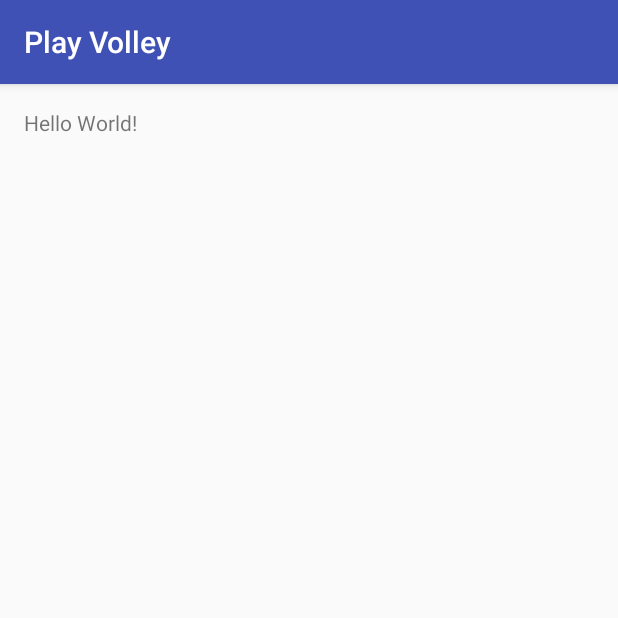
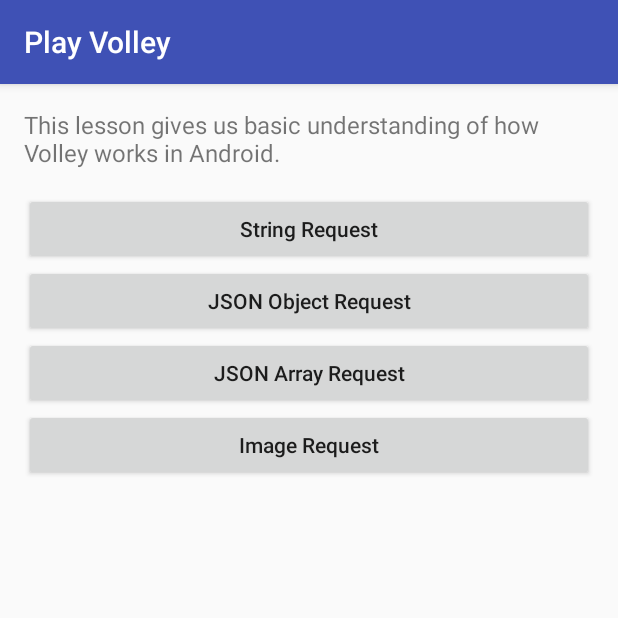
Before and after one commit to ahdzlee/PlayVolley, an Android app: the screen it shows after launch (MainActivity), on a phone screen of 412 x 824 dp, the top half of it. Run offline under Robolectric (Android 15) with nearby library versions, the phone set to English and light mode, and no system bars; our stand-ins replace Volley.

Commit message:
Setup the needed classes and utilities to start with.

```diff
--- a/app/build.gradle
+++ b/app/build.gradle
@@ -25,5 +25,6 @@ dependencies {
         exclude group: 'com.android.support', module: 'support-annotations'
     })
     compile 'com.android.support:appcompat-v7:25.3.1'
+    compile 'com.android.volley:volley:1.0.0'
     testCompile 'junit:junit:4.12'
 }
--- a/app/src/main/AndroidManifest.xml
+++ b/app/src/main/AndroidManifest.xml
@@ -2,7 +2,10 @@
 <manifest package="com.hyperdev.playvolley"
     xmlns:android="http://schemas.android.com/apk/res/android">
 
+    <uses-permission android:name="android.permission.INTERNET" />
+
     <application
+        android:name=".VolleyApp"
         android:allowBackup="true"
         android:icon="@mipmap/ic_launcher"
         android:label="@string/app_name"
--- a/app/src/main/java/com/hyperdev/playvolley/MainActivity.java
+++ b/app/src/main/java/com/hyperdev/playvolley/MainActivity.java
@@ -1,13 +1,36 @@
 package com.hyperdev.playvolley;
 
+import android.app.ProgressDialog;
+import android.os.Bundle;
 import android.support.v7.app.AppCompatActivity;
-import android.os.Bundle;
+import android.view.View;
 
 public class MainActivity extends AppCompatActivity {
+
+    private ProgressDialog mDialog;
 
     @Override
     protected void onCreate(Bundle savedInstanceState) {
         super.onCreate(savedInstanceState);
         setContentView(R.layout.activity_main);
+
+        mDialog = new ProgressDialog(this);
+        mDialog.setMessage(getString(R.string.text_loading));
+    }
+
+    public void onStringRequestPressed(View view) {
+
+    }
+
+    public void onJsonObjectRequestPressed(View view) {
+
+    }
+
+    public void onJsonArrayRequestPressed(View view) {
+
+    }
+
+    public void onImageRequestPressed(View view) {
+
     }
 }
--- /dev/null
+++ b/app/src/main/java/com/hyperdev/playvolley/VolleyApp.java
@@ -0,0 +1,58 @@
+package com.hyperdev.playvolley;
+
+import android.app.Application;
+import android.text.TextUtils;
+
+import com.android.volley.Request;
+import com.android.volley.RequestQueue;
+import com.android.volley.toolbox.ImageLoader;
+import com.android.volley.toolbox.Volley;
+import com.hyperdev.playvolley.utils.LruBitmapCache;
+
+public class VolleyApp extends Application {
+
+    public static final String TAG = VolleyApp.class.getSimpleName();
+
+    private static VolleyApp sInstance;
+
+    private RequestQueue mRequestQueue;
+    private ImageLoader mImageLoader;
+
+    @Override
+    public void onCreate() {
+        super.onCreate();
+
+        sInstance = this;
+        mRequestQueue = getRequestQueue();
+        mImageLoader = getImageLoader();
+    }
+
+    public static synchronized VolleyApp getInstance() {
+        return sInstance;
+    }
+
+    public RequestQueue getRequestQueue() {
+        if (mRequestQueue == null) {
+            mRequestQueue = Volley.newRequestQueue(getApplicationContext());
+        }
+        return mRequestQueue;
+    }
+
+    public ImageLoader getImageLoader() {
+        if (mImageLoader == null) {
+            mImageLoader = new ImageLoader(mRequestQueue, new LruBitmapCache());
+        }
+        return mImageLoader;
+    }
+
+    public <T> void addToRequestQueue(Request<T> request, String tag) {
+        request.setTag(TextUtils.isEmpty(tag) ? TAG : tag);
+        getRequestQueue().add(request);
+    }
+
+    public void cancelPendingRequests(Object tag) {
+        if (mRequestQueue != null) {
+            mRequestQueue.cancelAll(tag);
+        }
+    }
+}
--- /dev/null
+++ b/app/src/main/java/com/hyperdev/playvolley/utils/LruBitmapCache.java
@@ -0,0 +1,38 @@
+package com.hyperdev.playvolley.utils;
+
+import android.graphics.Bitmap;
+import android.support.v4.util.LruCache;
+
+import com.android.volley.toolbox.ImageLoader;
+
+public class LruBitmapCache extends LruCache<String, Bitmap> implements
+        ImageLoader.ImageCache {
+
+    public LruBitmapCache() {
+        this(getDefaultLruCacheSize());
+    }
+
+    public LruBitmapCache(int sizeInKb) {
+        super(sizeInKb);
+    }
+
+    private static int getDefaultLruCacheSize() {
+        final int maxMemory = (int) (Runtime.getRuntime().maxMemory() / 1024);
+        return maxMemory / 8; // this is our cache size
+    }
+
+    @Override
+    public Bitmap getBitmap(String url) {
+        return get(url);
+    }
+
+    @Override
+    public void putBitmap(String url, Bitmap bitmap) {
+        put(url, bitmap);
+    }
+
+    @Override
+    protected int sizeOf(String key, Bitmap value) {
+        return value.getRowBytes() * value.getHeight() / 1024;
+    }
+}
--- a/app/src/main/res/layout/activity_main.xml
+++ b/app/src/main/res/layout/activity_main.xml
@@ -1,16 +1,46 @@
 <?xml version="1.0" encoding="utf-8"?>
-<RelativeLayout
+<LinearLayout
     xmlns:android="http://schemas.android.com/apk/res/android"
-    xmlns:app="http://schemas.android.com/apk/res-auto"
     xmlns:tools="http://schemas.android.com/tools"
     android:layout_width="match_parent"
     android:layout_height="match_parent"
     android:layout_margin="16dp"
+    android:orientation="vertical"
     tools:context="com.hyperdev.playvolley.MainActivity">
 
     <TextView
         android:layout_width="wrap_content"
         android:layout_height="wrap_content"
-        android:text="Hello World!" />
+        android:text="@string/text_lesson_description"
+        android:textSize="16sp" />
 
-</RelativeLayout>
+    <Button
+        android:layout_width="match_parent"
+        android:layout_height="wrap_content"
+        android:layout_marginTop="16dp"
+        android:onClick="onStringRequestPressed"
+        android:text="@string/text_string_request"
+        android:textAllCaps="false" />
+
+    <Button
+        android:layout_width="match_parent"
+        android:layout_height="wrap_content"
+        android:onClick="onJsonObjectRequestPressed"
+        android:text="@string/text_json_object_request"
+        android:textAllCaps="false" />
+
+    <Button
+        android:layout_width="match_parent"
+        android:layout_height="wrap_content"
+        android:onClick="onJsonArrayRequestPressed"
+        android:text="@string/text_json_array_request"
+        android:textAllCaps="false" />
+
+    <Button
+        android:layout_width="match_parent"
+        android:layout_height="wrap_content"
+        android:onClick="onImageRequestPressed"
+        android:text="@string/text_image_request"
+        android:textAllCaps="false" />
+
+</LinearLayout>
--- a/app/src/main/res/values/strings.xml
+++ b/app/src/main/res/values/strings.xml
@@ -1,3 +1,9 @@
 <resources>
     <string name="app_name">Play Volley</string>
+    <string name="text_lesson_description">This lesson gives us basic understanding of how Volley works in Android.</string>
+    <string name="text_string_request">String Request</string>
+    <string name="text_json_object_request">JSON Object Request</string>
+    <string name="text_json_array_request">JSON Array Request</string>
+    <string name="text_image_request">Image Request</string>
+    <string name="text_loading">Loading...</string>
 </resources>
```
Also changed, not shown: app/src/main/res/layout/volley_dialog.xml (added, +28 -0 lines).
